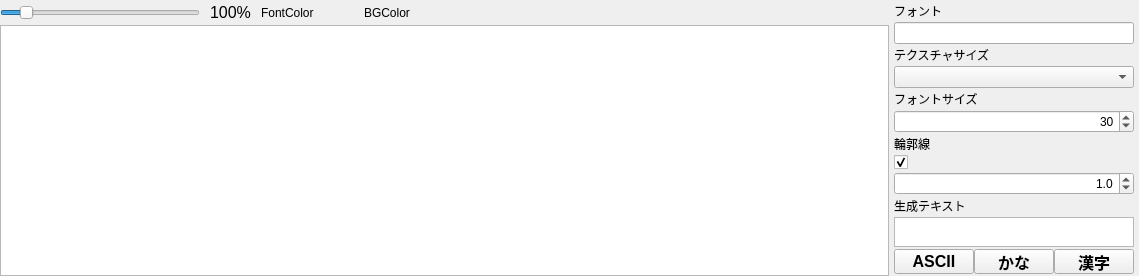
Above: FontCreator/src/main_form/main_form.ui from yatagai/MetaTools before the change. Below: the same form after it.
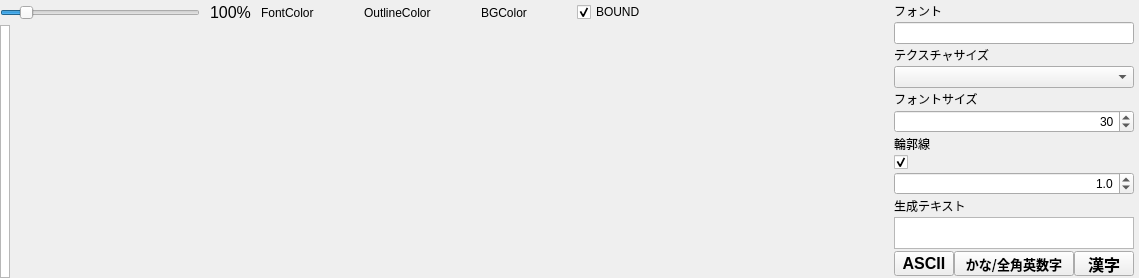
That is the form after the change. Icons and pictures are not drawn.

Patch:
```diff
--- a/FontCreator/src/main_form/main_form.ui
+++ b/FontCreator/src/main_form/main_form.ui
@@ -7,7 +7,7 @@
     <x>0</x>
     <y>0</y>
     <width>1139</width>
-    <height>268</height>
+    <height>278</height>
    </rect>
   </property>
   <property name="sizePolicy">
@@ -144,6 +144,29 @@
            </property>
           </widget>
          </item>
+         <item>
+          <widget class="QLabel" name="label_4">
+           <property name="text">
+            <string>OutlineColor</string>
+           </property>
+          </widget>
+         </item>
+         <item>
+          <widget class="QWidget" name="outline_color" native="true">
+           <property name="sizePolicy">
+            <sizepolicy hsizetype="Fixed" vsizetype="Fixed">
+             <horstretch>0</horstretch>
+             <verstretch>0</verstretch>
+            </sizepolicy>
+           </property>
+           <property name="minimumSize">
+            <size>
+             <width>30</width>
+             <height>15</height>
+            </size>
+           </property>
+          </widget>
+         </item>
          <item>
           <widget class="QLabel" name="label_2">
            <property name="sizePolicy">
@@ -173,13 +196,23 @@
            </property>
           </widget>
          </item>
+         <item>
+          <widget class="QCheckBox" name="bound">
+           <property name="text">
+            <string>BOUND</string>
+           </property>
+           <property name="checked">
+            <bool>true</bool>
+           </property>
+          </widget>
+         </item>
         </layout>
        </widget>
       </item>
       <item>
        <widget class="QGraphicsView" name="graphicsView">
         <property name="sizePolicy">
-         <sizepolicy hsizetype="Expanding" vsizetype="Expanding">
+         <sizepolicy hsizetype="Fixed" vsizetype="Expanding">
           <horstretch>0</horstretch>
           <verstretch>0</verstretch>
          </sizepolicy>
@@ -190,6 +223,12 @@
           <height>1</height>
          </size>
         </property>
+        <property name="maximumSize">
+         <size>
+          <width>10</width>
+          <height>16777215</height>
+         </size>
+        </property>
         <property name="acceptDrops">
          <bool>false</bool>
         </property>
@@ -420,7 +459,7 @@
            </property>
            <property name="minimumSize">
             <size>
-             <width>80</width>
+             <width>30</width>
              <height>25</height>
             </size>
            </property>
@@ -446,19 +485,20 @@
            </property>
            <property name="minimumSize">
             <size>
-             <width>80</width>
+             <width>120</width>
              <height>25</height>
             </size>
            </property>
            <property name="font">
             <font>
-             <pointsize>12</pointsize>
+             <family>MS UI Gothic</family>
+             <pointsize>10</pointsize>
              <weight>75</weight>
              <bold>true</bold>
             </font>
            </property>
            <property name="text">
-            <string>かな</string>
+            <string>かな/全角英数字</string>
            </property>
           </widget>
          </item>
@@ -472,7 +512,7 @@
            </property>
            <property name="minimumSize">
             <size>
-             <width>80</width>
+             <width>30</width>
              <height>25</height>
             </size>
            </property>
```
